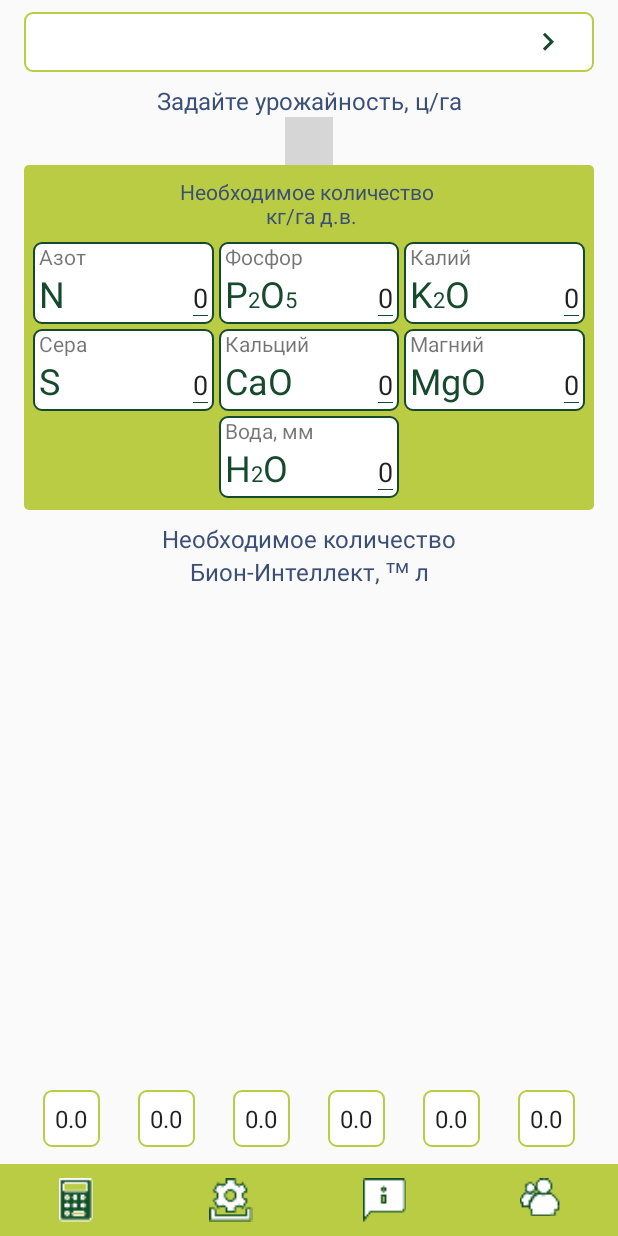
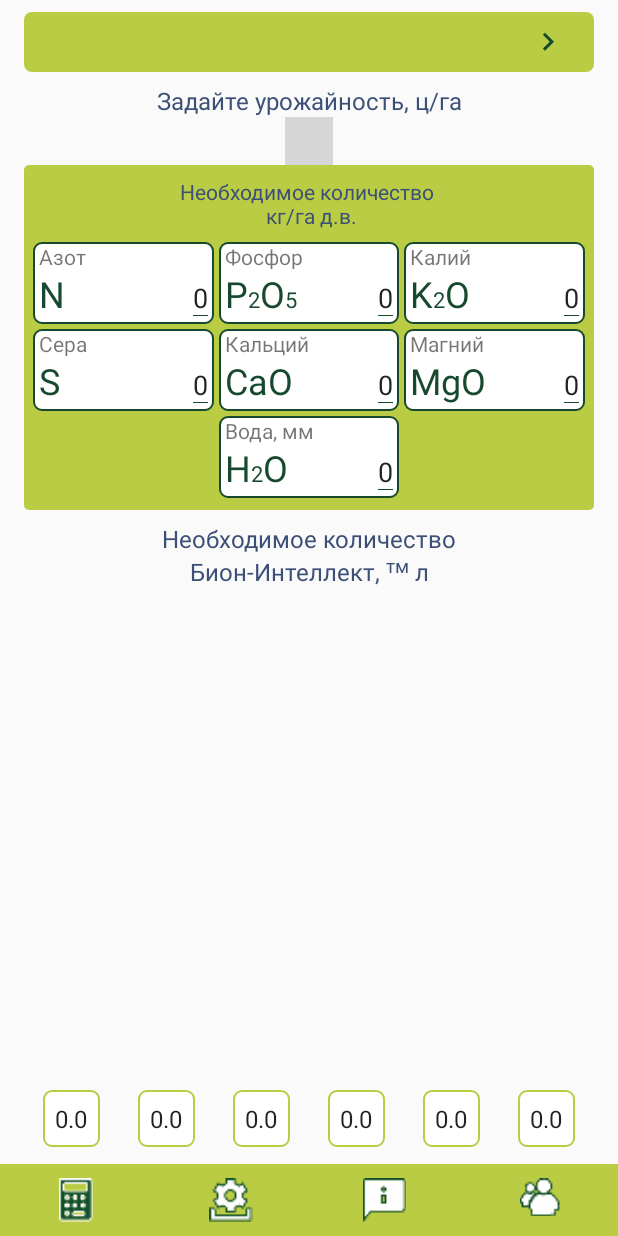
Before and after one commit to YandreNagorniy/bion, an Android app: the CalculatorFragment screen opened directly, with no data from a screen before it, on a phone screen of 412 x 824 dp. Run offline under Robolectric (Android 15) with nearby library versions, the phone set to English and light mode, and no system bars; our stand-ins replace Room's generated code, RxJava, data binding; libraries missing offline, so code that uses them is left out: com.jakewharton.rxbinding2; plain views replace NumberPicker; pictures from the network do not load; 22 statements that could not run were skipped; grey boxes are pictures that could not be loaded.

Commit message:
last step

```diff
--- a/app/src/main/java/com/example/bionintelligence/data/source/DatabaseSourceImpl.java
+++ b/app/src/main/java/com/example/bionintelligence/data/source/DatabaseSourceImpl.java
@@ -1,4 +1,6 @@
 package com.example.bionintelligence.data.source;
+
+import android.util.Log;
 
 import com.example.bionintelligence.App;
 import com.example.bionintelligence.data.database.dao.CalculatorDao;
@@ -163,6 +165,9 @@ public class DatabaseSourceImpl implements DatabaseSource {
     public void setSoilFactorsModel(SoilFactorsModel soilFactorsModel) {
         Completable.fromAction(() -> soilFactorsDao.insert(soilFactorsModel))
                 .subscribeOn(Schedulers.io())
+                .doOnError(throwable -> Log.d("Database",throwable.getMessage()))
+                .doOnComplete(() -> Log.d("Database",String.valueOf(soilFactorsModel.getPH())))
+                .doOnComplete(() -> Log.d("Database",String.valueOf(soilFactorsModel.getG())))
                 .subscribe();
     }
 
--- a/app/src/main/java/com/example/bionintelligence/presentation/adapters/InverseBindingAdapters.java
+++ b/app/src/main/java/com/example/bionintelligence/presentation/adapters/InverseBindingAdapters.java
@@ -5,6 +5,7 @@ import android.databinding.InverseBindingAdapter;
 import android.databinding.InverseBindingListener;
 import android.text.Editable;
 import android.text.TextWatcher;
+import android.util.Log;
 import android.widget.EditText;
 
 import com.example.bionintelligence.presentation.custom.SoilFactorView;
@@ -63,11 +64,12 @@ public class InverseBindingAdapters {
 
     @InverseBindingAdapter(attribute = "sf_value")
     public static double getItemValue(EditText view) {
-        try {
+         try {
             return Double.valueOf(view.getText().toString());
         } catch (NumberFormatException n) {
             return 0.0;
         }
+
     }
 
     @InverseBindingAdapter(attribute = "sf_value")
@@ -95,6 +97,8 @@ public class InverseBindingAdapters {
             if (value < min) value = min;
             else if (value > max) value = max;
         }
+        Log.d("Inverse", String.valueOf(value));
         view.setText(String.valueOf(value));
+
     }
 }
--- a/app/src/main/java/com/example/bionintelligence/presentation/settings/one/SettingsOneView.java
+++ b/app/src/main/java/com/example/bionintelligence/presentation/settings/one/SettingsOneView.java
@@ -10,4 +10,6 @@ public interface SettingsOneView {
     void receiveSoilFactorsLimits(SoilFactorsLimitsModel soilFactorsLimitsModel);
 
     void receiveAnalyticalFactors(AnalyticalFactors analyticalFactors);
+
+    void refresh();
 }
--- a/app/src/main/java/com/example/bionintelligence/presentation/settings/two/SettingsFragmentTwo.java
+++ b/app/src/main/java/com/example/bionintelligence/presentation/settings/two/SettingsFragmentTwo.java
@@ -80,12 +80,12 @@ public class SettingsFragmentTwo extends Fragment implements SettingsTwoView {
     }
 
     @Override
-    public void displayAnalyticalFactors(AnalyticalFactors analyticalFactors) {
+    public void displayAnalyticalFactors(AnalyticalFactors analyticalFactors) {                         // отображене нужного RadioButton
         this.analyticalFactors = analyticalFactors;
         switch (analyticalFactors.getAfN()) {
             case 1: {
                 binding.rbMineralN.setChecked(true);
-                binding.rbMineralN.jumpDrawablesToCurrentState();               //решение проблемы неполного заполнения rb
+                binding.rbMineralN.jumpDrawablesToCurrentState();                                       //решение проблемы неполного заполнения rb
             }
             break;
             case 2: {
--- a/app/src/main/java/com/example/bionintelligence/presentation/settings/two/SettingsTwoPresenterImpl.java
+++ b/app/src/main/java/com/example/bionintelligence/presentation/settings/two/SettingsTwoPresenterImpl.java
@@ -5,6 +5,8 @@ import android.util.Log;
 import com.example.bionintelligence.data.pojo.AnalyticalFactors;
 import com.example.bionintelligence.data.repositories.CalculatorRepositoryImpl;
 import com.example.bionintelligence.domain.repositories.CalculatorRepository;
+import com.example.bionintelligence.presentation.settings.one.SettingsFragmentOne;
+import com.example.bionintelligence.presentation.settings.one.SettingsOneView;
 
 import io.reactivex.android.schedulers.AndroidSchedulers;
 import io.reactivex.disposables.CompositeDisposable;
@@ -14,10 +16,12 @@ public class SettingsTwoPresenterImpl implements SettingsTwoPresenter {
     private SettingsTwoView settingsTwoView;
     private CalculatorRepository calculatorRepository;
     private CompositeDisposable compositeDisposable;
+    private SettingsOneView settingsOneView;
 
     SettingsTwoPresenterImpl(CalculatorRepositoryImpl calculatorRepository) {
         this.calculatorRepository = calculatorRepository;
         this.compositeDisposable = new CompositeDisposable();
+        settingsOneView = new SettingsFragmentOne();
     }
 
     @Override
@@ -37,6 +41,7 @@ public class SettingsTwoPresenterImpl implements SettingsTwoPresenter {
     @Override
     public void saveAnalyticalFactors(AnalyticalFactors analyticalFactors) {
         calculatorRepository.setAnalyticalFactors(analyticalFactors);
+        settingsOneView.refresh();
     }
 
     @Override
--- /dev/null
+++ b/app/src/main/res/drawable/bg_values_fill_light_green.xml
@@ -0,0 +1,15 @@
+<?xml version="1.0" encoding="utf-8"?>
+<shape xmlns:android="http://schemas.android.com/apk/res/android"
+    android:shape="rectangle">
+
+    <corners android:radius="5dp" />
+
+    <solid android:color="@color/colorPrimary" />
+
+    <padding
+        android:bottom="1dp"
+        android:left="3dp"
+        android:right="3dp"
+        android:top="1dp" />
+
+</shape>
--- a/app/src/main/res/layout/fragment_calculator.xml
+++ b/app/src/main/res/layout/fragment_calculator.xml
@@ -31,7 +31,7 @@
             android:layout_width="match_parent"
             android:layout_height="40dp"
             android:layout_marginTop="8dp"
-            android:background="@drawable/bg_values_light_green"
+            android:background="@drawable/bg_values_fill_light_green"
             app:layout_constraintEnd_toEndOf="parent"
             app:layout_constraintStart_toStartOf="parent"
             app:layout_constraintTop_toTopOf="parent">
```
Also changed, not shown: app/src/main/java/com/example/bionintelligence/data/source/PutDatabaseSourceImpl.java (+4 -4 lines), app/src/main/java/com/example/bionintelligence/presentation/settings/one/SettingsFragmentOne.java (+34 -39 lines), app/src/main/res/layout/fragment_settings1.xml (+7 -4 lines).
